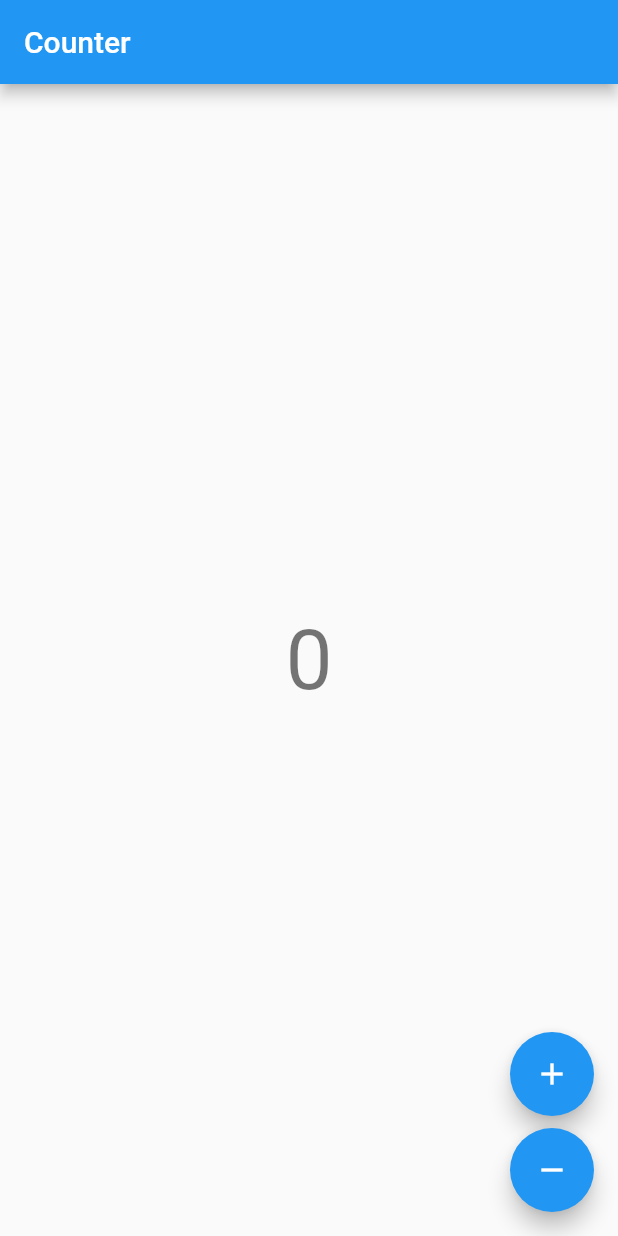
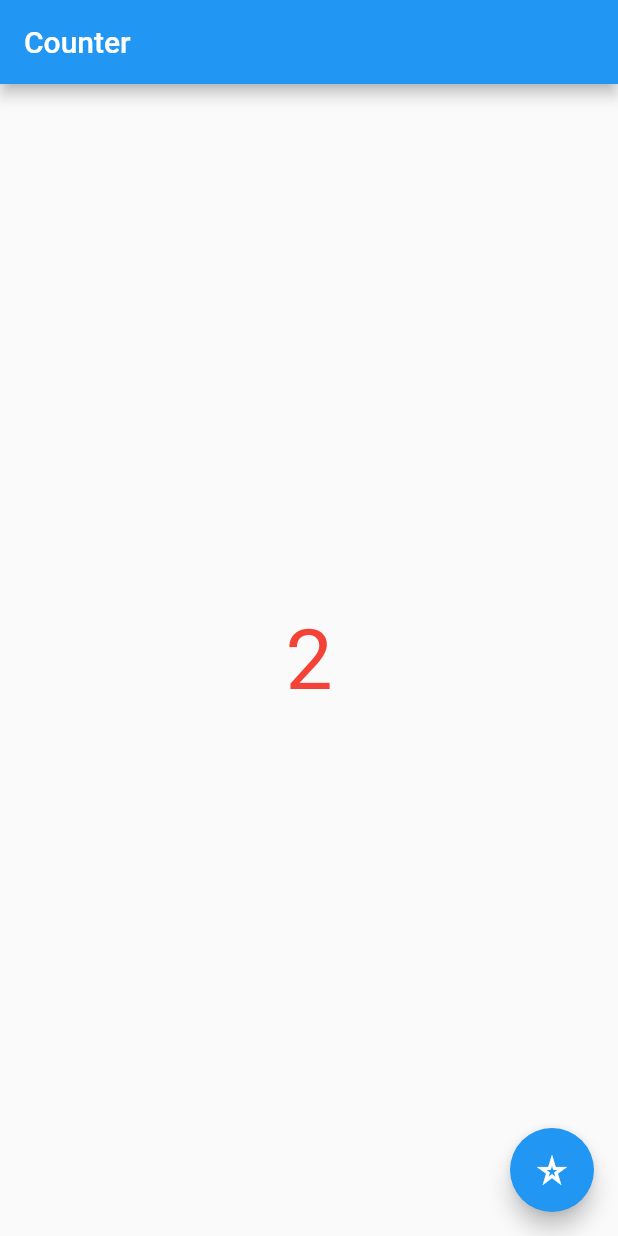
Before and after one commit to Mafarra/bloc_counter, a Flutter app: the screen it shows after launch, on a phone screen of 412 x 824 dp. Run offline on Flutter 3.47's test engine with Material 2 defaults, Android fonts, the phone set to English and light mode, and no system bars; our stand-ins replace bloc, flutter_bloc.

Commit message:
using another cubit with dublicate fun

```diff
--- a/lib/counter/counter.dart
+++ b/lib/counter/counter.dart
@@ -1,3 +1,4 @@
+import 'package:bloc_counter/counter/cubit/counter_cubit2.dart';
 import 'package:bloc_counter/counter/view/counter_view.dart';
 import 'package:flutter/material.dart';
 import 'package:flutter_bloc/flutter_bloc.dart';
@@ -12,7 +13,7 @@ class CounterPage extends StatelessWidget {
     //from the consumption of a Cubit in order to
     //have code that is much more testable and reusable.
     return BlocProvider(
-      create: (_) => CounterCubit(),
+      create: (_) => CounterCubit2(),
       child: const CounterView(),
     );
   }
--- a/lib/counter/cubit/counter_cubit.dart
+++ b/lib/counter/cubit/counter_cubit.dart
@@ -1,4 +1,3 @@
-
 import 'package:bloc/bloc.dart';
 
 class CounterCubit extends Cubit<int> {
@@ -7,4 +6,6 @@ class CounterCubit extends Cubit<int> {
   void increment() => emit(state + 1);
   //subtract 1 from the current state.
   void decrement() => emit(state - 1);
+  //dublicate the current state.
+  void dublicate() => emit(state * 2);
 }
--- /dev/null
+++ b/lib/counter/cubit/counter_cubit2.dart
@@ -0,0 +1,7 @@
+import 'package:bloc/bloc.dart';
+
+class CounterCubit2 extends Cubit<int> {
+  //CounterCubit2(super.initialState); //this line  and the next line are the same
+  CounterCubit2() : super(2);
+  void dublicate() => emit(state * 2);
+}
--- a/lib/counter/view/counter_page.dart
+++ b/lib/counter/view/counter_page.dart
@@ -0,0 +1,2 @@
+export '../cubit/counter_cubit.dart';
+export '../view/counter_view.dart';
--- a/lib/counter/view/counter_view.dart
+++ b/lib/counter/view/counter_view.dart
@@ -1,3 +1,4 @@
+import 'package:bloc_counter/counter/cubit/counter_cubit2.dart';
 import 'package:flutter/material.dart';
 import 'package:flutter_bloc/flutter_bloc.dart';
 
@@ -14,27 +15,48 @@ class CounterView extends StatelessWidget {
         title: const Text('Counter'),
       ),
       body: Center(
-        child: BlocBuilder<CounterCubit,int>(builder: ((context, state) {
-          return Text(
-            '$state',
-            style: textTheme.headline2,
-          );
-        })),
+        child: Column(
+          mainAxisAlignment: MainAxisAlignment.center,
+          crossAxisAlignment: CrossAxisAlignment.center,
+          children: [
+            // BlocBuilder<CounterCubit, int>(builder: ((context, state) {
+            //   return Text(
+            //     '$state',
+            //     style: textTheme.headline2,
+            //   );
+            // })),
+            BlocBuilder<CounterCubit2, int>(builder: ((context, state) {
+              return Text(
+                '$state',
+                style: textTheme.headline2!.copyWith(color: Colors.red),
+              );
+            })),
+          ],
+        ),
       ),
       floatingActionButton: Column(
         mainAxisAlignment: MainAxisAlignment.end,
         crossAxisAlignment: CrossAxisAlignment.end,
         children: <Widget>[
+          // FloatingActionButton(
+          //   key: const Key('counterView_increment_floatingActionButton'),
+          //   child: const Icon(Icons.add),
+          //   onPressed: () => context.read<CounterCubit>().increment(),
+          // ),
+          // const SizedBox(
+          //   height: 8,
+          // ),
+          // FloatingActionButton(
+          //     key: const Key('CounterView_decrement_floatingActionButton'),
+          //     child: const Icon(Icons.remove),
+          //     onPressed: () => context.read<CounterCubit>().decrement()),
+          const SizedBox(
+            height: 8,
+          ),
           FloatingActionButton(
-            key: const Key('counterView_increment_floatingActionButton'),
-            child: const Icon(Icons.add),
-            onPressed: () => context.read<CounterCubit>().increment(),
-          ),
-          const SizedBox(height: 8,),
-          FloatingActionButton(
-              key: const Key('CounterView_decrement_floatingActionButton'),
-              child: const Icon(Icons.remove),
-              onPressed: () => context.read<CounterCubit>().decrement()),
+              key: const Key('CounterView_dublicate_floatingActionButton'),
+              child: const Icon(Icons.star_purple500),
+              onPressed: () => context.read<CounterCubit2>().dublicate()),
         ],
       ),
     );
```
